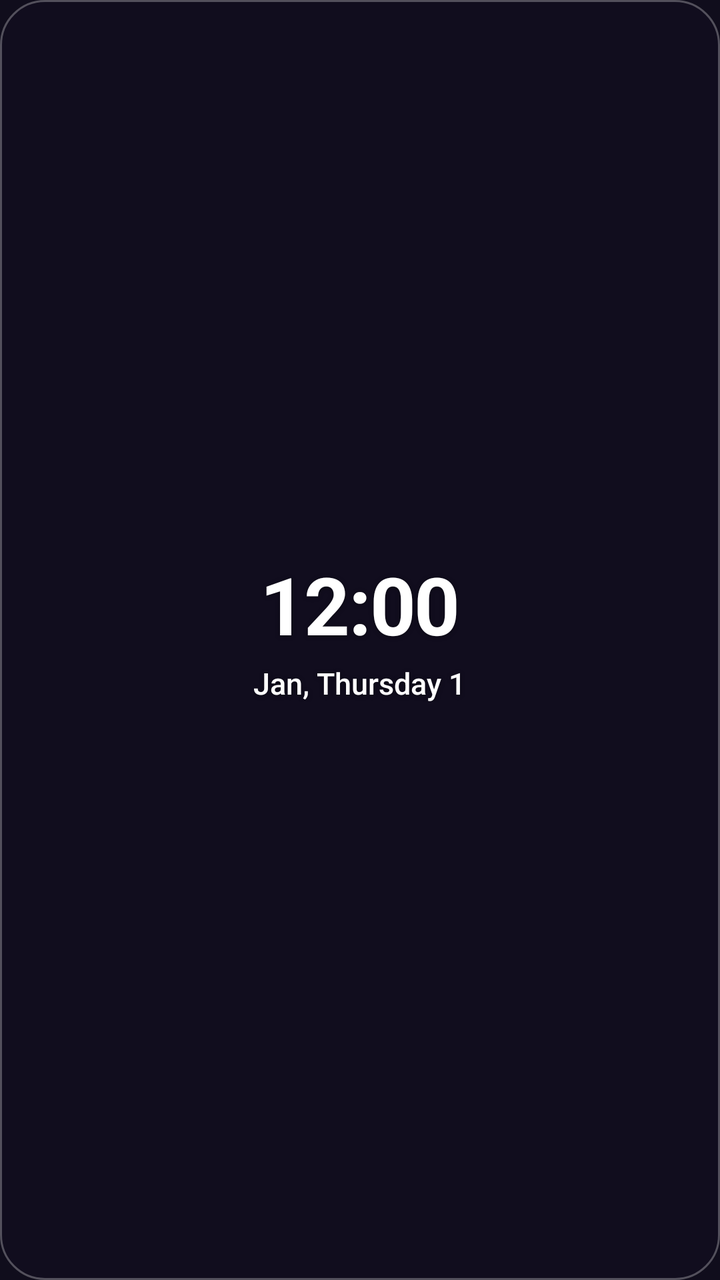
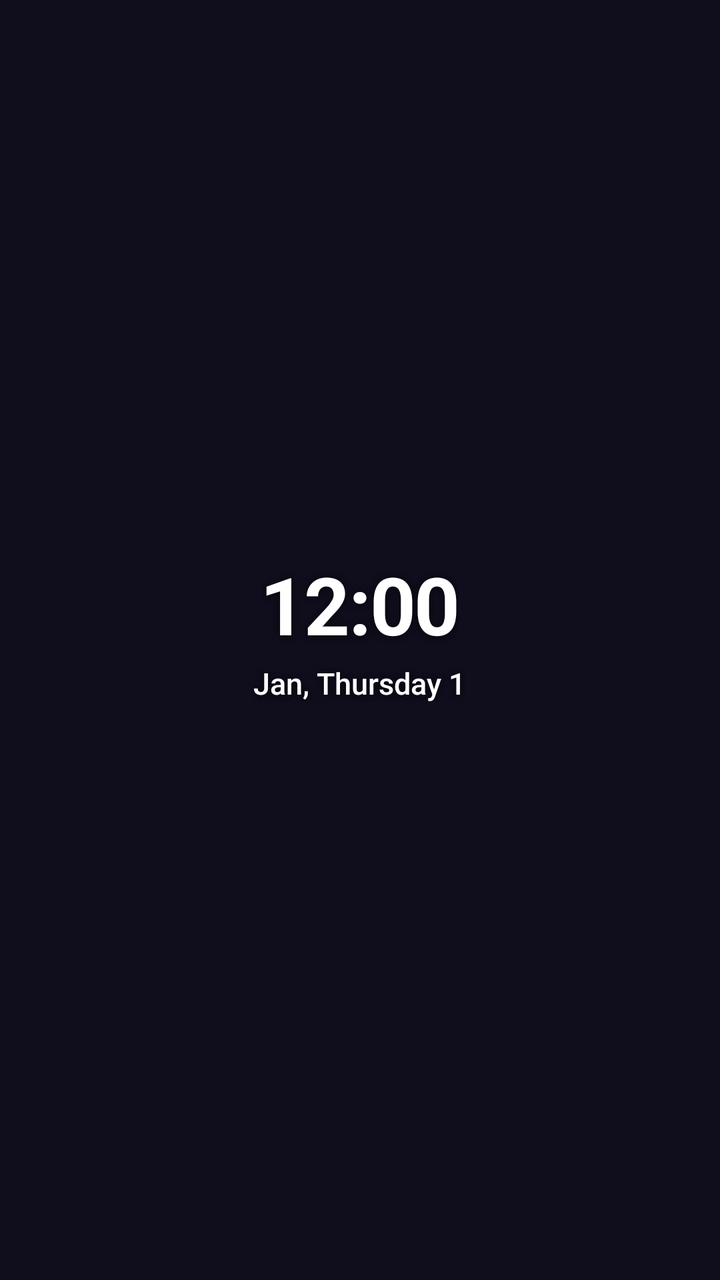

An Android layout rendered at two revisions. The XML below is the earlier revision; the diff shows what the commit changed to produce the second picture.
<!-- AndroidManifest.xml: application theme AppTheme -->
<!-- res/layout/widget_medium.xml -->
<?xml version="1.0" encoding="utf-8"?>
<LinearLayout xmlns:android="http://schemas.android.com/apk/res/android"
    android:id="@+id/widget_root"
    android:layout_width="match_parent"
    android:layout_height="match_parent"
    android:background="@drawable/widget_glass"
    android:gravity="center"
    android:orientation="vertical"
    android:padding="12dp">
    <TextClock
        android:id="@+id/widget_time"
        android:format12Hour="h:mm"
        android:format24Hour="HH:mm"
        style="@style/WidgetText.Time"
        android:layout_width="wrap_content"
        android:layout_height="wrap_content"
        android:textSize="40sp" />
    <TextClock
        android:id="@+id/widget_date"
        android:format12Hour="MMM, EEEE d"
        android:format24Hour="MMM, EEEE d"
        style="@style/WidgetText.Detail"
        android:layout_width="wrap_content"
        android:layout_height="wrap_content"
        android:layout_marginTop="6dp"
        android:maxLines="1" />
    <FrameLayout
        android:layout_width="wrap_content"
        android:layout_height="wrap_content"
        android:layout_marginTop="8dp">
    <LinearLayout
        android:id="@+id/widget_weather"
        android:layout_width="wrap_content"
        android:layout_height="wrap_content"
        android:gravity="center_vertical"
        android:orientation="horizontal"
        android:visibility="gone">
        <ImageView
            android:id="@+id/widget_weather_icon"
            android:layout_width="26dp"
            android:layout_height="26dp"
            android:layout_marginEnd="6dp" />
        <TextView
            android:id="@+id/widget_weather_temp"
            style="@style/WidgetText.Detail"
            android:layout_width="wrap_content"
            android:layout_height="wrap_content"
            android:textSize="17sp" />
    </LinearLayout>
    </FrameLayout>
</LinearLayout>
<!-- resources referenced by this layout -->
<resources>
  <!-- drawable widget_glass (drawable) -->
  <?xml version="1.0" encoding="utf-8"?>
  <shape xmlns:android="http://schemas.android.com/apk/res/android" android:shape="rectangle">
      <corners android:radius="22dp" />
      <solid android:color="#38140F26" />
      <stroke android:width="1dp" android:color="#47FFFFFF" />
  </shape>
  <style name="WidgetText.Detail">
          <item name="android:fontFamily">sans-serif-medium</item>
          <item name="android:textSize">15sp</item>
      </style>
  <style name="WidgetText.Time">
          <item name="android:textStyle">bold</item>
          <item name="android:letterSpacing">-0.02</item>
      </style>
  <style name="AppTheme" parent="Theme.AppCompat.DayNight.NoActionBar">
          <item name="android:editTextBackground">@drawable/rn_edit_text_material</item>
          <item name="android:windowBackground">@color/midnight_background</item>
          <item name="android:statusBarColor">@color/midnight_background</item>
          <item name="android:navigationBarColor">@color/midnight_background</item>
      </style>
  <!-- drawable rn_edit_text_material (drawable) -->
  <?xml version="1.0" encoding="utf-8"?>
  <inset xmlns:android="http://schemas.android.com/apk/res/android"
         android:insetLeft="@dimen/abc_edit_text_inset_horizontal_material"
         android:insetRight="@dimen/abc_edit_text_inset_horizontal_material"
         android:insetTop="@dimen/abc_edit_text_inset_top_material"
         android:insetBottom="@dimen/abc_edit_text_inset_bottom_material"
         >
  
      <selector>
          
          <item android:state_enabled="false" android:drawable="@drawable/abc_textfield_default_mtrl_alpha"/>
          <item android:drawable="@drawable/abc_textfield_activated_mtrl_alpha"/>
      </selector>
  
  </inset>
  <color name="midnight_background">#100D1C</color>
</resources>

<!-- the commit's change to res/layout/widget_medium.xml (unified diff, before → after) -->
@@ -3,7 +3,7 @@
     android:id="@+id/widget_root"
     android:layout_width="match_parent"
     android:layout_height="match_parent"
-    android:background="@drawable/widget_glass"
+    android:background="@drawable/widget_background"
     android:gravity="center"
     android:orientation="vertical"
     android:padding="12dp">
<!-- resource entries referenced after the edit -->
@@ -1,11 +1,9 @@
 <!-- resources referenced by this layout -->
 <resources>
-  <!-- drawable widget_glass (drawable) -->
+  <!-- drawable widget_background (drawable) -->
   <?xml version="1.0" encoding="utf-8"?>
   <shape xmlns:android="http://schemas.android.com/apk/res/android" android:shape="rectangle">
-      <corners android:radius="22dp" />
-      <solid android:color="#38140F26" />
-      <stroke android:width="1dp" android:color="#47FFFFFF" />
+      <solid android:color="@android:color/transparent" />
   </shape>
   <style name="WidgetText.Detail">
           <item name="android:fontFamily">sans-serif-medium</item>
